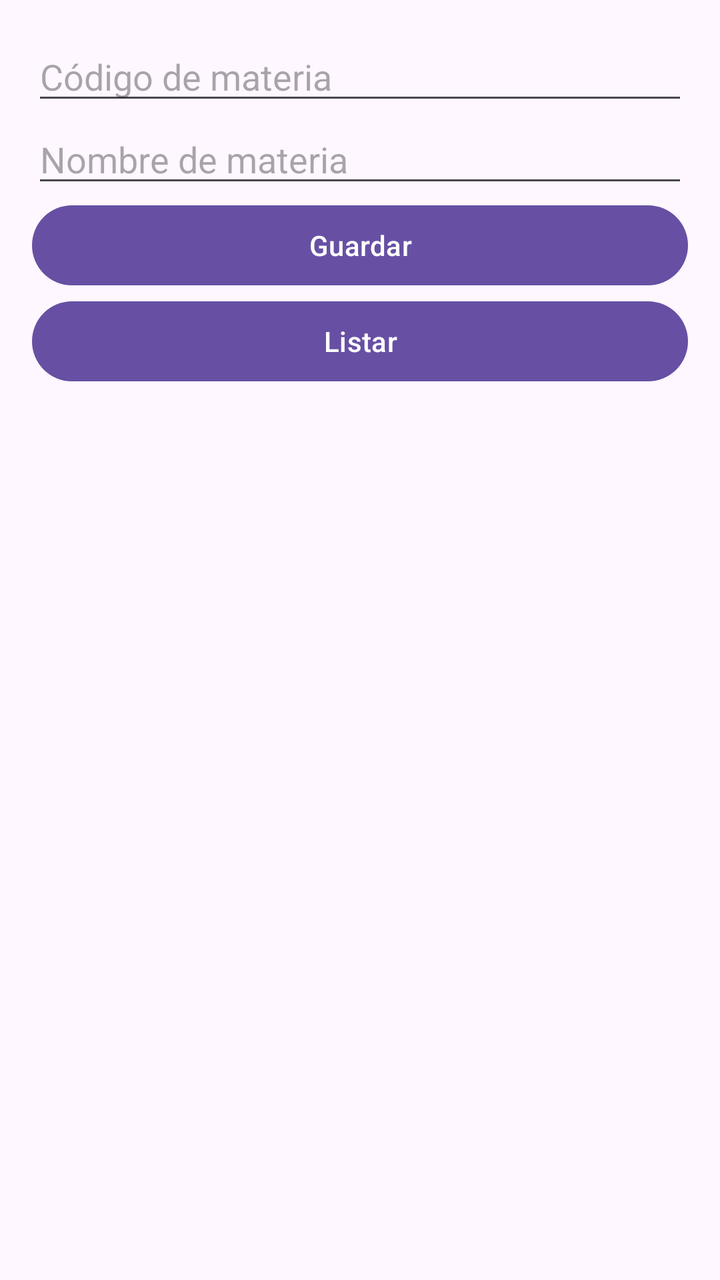
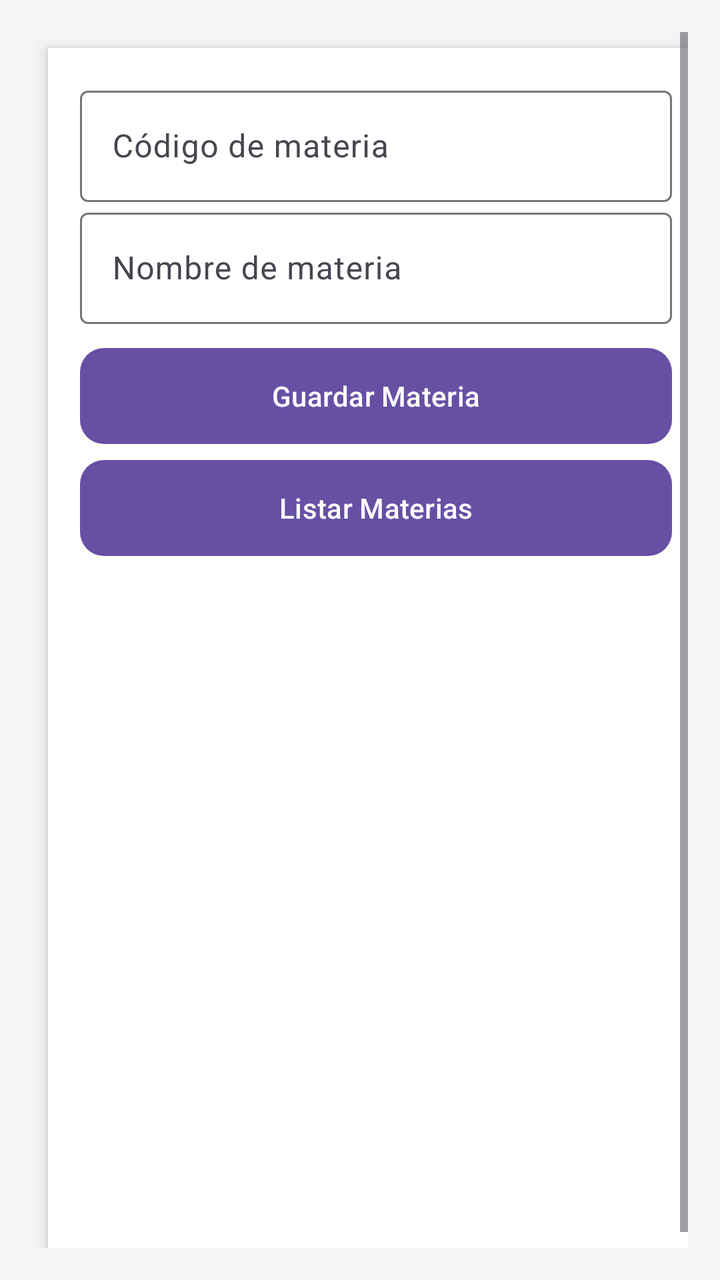

Two renders of the same Android screen: before a commit and after it. Below are the layout's source before the change and the commit's diff.
<!-- AndroidManifest.xml: application theme Theme.GestionEstudiantes -->
<!-- res/layout/activity_materia.xml -->
<?xml version="1.0" encoding="utf-8"?>
<LinearLayout xmlns:android="http://schemas.android.com/apk/res/android"
    android:orientation="vertical"
    android:id="@+id/main"
    android:layout_width="match_parent"
    android:layout_height="match_parent"
    android:padding="16dp">

    <EditText
        android:id="@+id/etCodigoMateria"
        android:layout_width="match_parent"
        android:layout_height="wrap_content"
        android:hint="Código de materia" />

    <EditText
        android:id="@+id/etNombreMateria"
        android:layout_width="match_parent"
        android:layout_height="wrap_content"
        android:hint="Nombre de materia" />

    <Button
        android:id="@+id/btnGuardarMateria"
        android:layout_width="match_parent"
        android:layout_height="wrap_content"
        android:text="Guardar" />

    <Button
        android:id="@+id/btnListarMaterias"
        android:layout_width="match_parent"
        android:layout_height="wrap_content"
        android:text="Listar" />

    <ListView
        android:id="@+id/lvMaterias"
        android:layout_width="match_parent"
        android:layout_height="0dp"
        android:layout_weight="1" />
</LinearLayout>
<!-- resources referenced by this layout -->
<resources>
  <style name="Theme.GestionEstudiantes" parent="Base.Theme.GestionEstudiantes" />
  <style name="Base.Theme.GestionEstudiantes" parent="Theme.Material3.DayNight.NoActionBar">
          
          
      </style>
</resources>

<!-- the commit's change to res/layout/activity_materia.xml (unified diff, before → after) -->
@@ -1,38 +1,104 @@
 <?xml version="1.0" encoding="utf-8"?>
-<LinearLayout xmlns:android="http://schemas.android.com/apk/res/android"
-    android:orientation="vertical"
+<androidx.constraintlayout.widget.ConstraintLayout
+    xmlns:android="http://schemas.android.com/apk/res/android"
+    xmlns:app="http://schemas.android.com/apk/res-auto"
     android:id="@+id/main"
     android:layout_width="match_parent"
     android:layout_height="match_parent"
+    android:background="@color/background"
     android:padding="16dp">
 
-    <EditText
-        android:id="@+id/etCodigoMateria"
-        android:layout_width="match_parent"
+    
+    <ProgressBar
+        android:id="@+id/progressBar"
+        style="?android:attr/progressBarStyleLarge"
+        android:layout_width="wrap_content"
         android:layout_height="wrap_content"
-        android:hint="Código de materia" />
+        android:visibility="gone"
+        app:layout_constraintTop_toTopOf="parent"
+        app:layout_constraintBottom_toBottomOf="parent"
+        app:layout_constraintStart_toStartOf="parent"
+        app:layout_constraintEnd_toEndOf="parent"/>
 
-    <EditText
-        android:id="@+id/etNombreMateria"
-        android:layout_width="match_parent"
-        android:layout_height="wrap_content"
-        android:hint="Nombre de materia" />
+    <ScrollView
+        android:id="@+id/scrollView"
+        android:layout_width="0dp"
+        android:layout_height="0dp"
+        android:fillViewport="true"
+        app:layout_constraintTop_toTopOf="parent"
+        app:layout_constraintBottom_toBottomOf="parent"
+        app:layout_constraintStart_toStartOf="parent"
+        app:layout_constraintEnd_toEndOf="parent">
 
-    <Button
-        android:id="@+id/btnGuardarMateria"
-        android:layout_width="match_parent"
-        android:layout_height="wrap_content"
-        android:text="Guardar" />
+        <LinearLayout
+            android:layout_width="match_parent"
+            android:layout_height="wrap_content"
+            android:orientation="vertical"
+            android:padding="16dp"
+            android:background="@color/white"
+            android:elevation="4dp"
+            android:layout_margin="8dp"
+            android:clipToPadding="false">
 
-    <Button
-        android:id="@+id/btnListarMaterias"
-        android:layout_width="match_parent"
-        android:layout_height="wrap_content"
-        android:text="Listar" />
+            
+            <com.google.android.material.textfield.TextInputLayout
+                android:layout_width="match_parent"
+                android:layout_height="wrap_content"
+                android:hint="@string/c_digo_de_materia">
 
-    <ListView
-        android:id="@+id/lvMaterias"
-        android:layout_width="match_parent"
-        android:layout_height="0dp"
-        android:layout_weight="1" />
-</LinearLayout>
+                <com.google.android.material.textfield.TextInputEditText
+                    android:id="@+id/etCodigoMateria"
+                    android:layout_width="match_parent"
+                    android:layout_height="wrap_content"
+                    android:textColor="@color/text_primary"
+                  />
+            </com.google.android.material.textfield.TextInputLayout>
+
+            
+            <com.google.android.material.textfield.TextInputLayout
+                android:layout_width="match_parent"
+                android:layout_height="wrap_content"
+                android:hint="@string/nombre_de_materia">
+
+                <com.google.android.material.textfield.TextInputEditText
+                    android:id="@+id/etNombreMateria"
+                    android:layout_width="match_parent"
+                    android:layout_height="wrap_content"
+                    android:textColor="@color/text_primary"
+                  />
+            </com.google.android.material.textfield.TextInputLayout>
+
+            
+            <Button
+                android:id="@+id/btnGuardarMateria"
+                android:layout_width="match_parent"
+                android:layout_height="wrap_content"
+                android:text="@string/guardar_materia"
+                android:backgroundTint="@color/primary"
+                android:textColor="@color/white"
+                android:layout_marginTop="12dp"
+                android:layout_marginBottom="8dp"
+                android:background="@drawable/rounded_button" />
+
+            
+            <Button
+                android:id="@+id/btnListarMaterias"
+                android:layout_width="match_parent"
+                android:layout_height="wrap_content"
+                android:text="@string/listar_materias"
+                android:backgroundTint="@color/primary_light"
+                android:textColor="@color/white"
+                android:layout_marginBottom="16dp"
+                android:background="@drawable/rounded_button" />
+
+            
+            <ListView
+                android:id="@+id/lvMaterias"
+                android:layout_width="match_parent"
+                android:layout_height="wrap_content"
+                android:divider="@android:color/darker_gray"
+                android:dividerHeight="1dp" />
+        </LinearLayout>
+    </ScrollView>
+
+</androidx.constraintlayout.widget.ConstraintLayout>
<!-- resource entries referenced after the edit -->
@@ -1,5 +1,19 @@
 <!-- resources referenced by this layout -->
 <resources>
+  <color name="background">#F5F5F5</color>
+  <color name="primary">#1976D2</color>
+  <color name="primary_light">#63A4FF</color>
+  <color name="text_primary">#212121</color>
+  <color name="white">#FFFFFF</color>
+  <!-- drawable rounded_button (drawable) -->
+  <shape xmlns:android="http://schemas.android.com/apk/res/android" android:shape="rectangle">
+      <solid android:color="?attr/colorPrimary" />
+      <corners android:radius="12dp" />
+  </shape>
+  <string name="c_digo_de_materia">Código de materia</string>
+  <string name="guardar_materia">Guardar Materia</string>
+  <string name="listar_materias">Listar Materias</string>
+  <string name="nombre_de_materia">Nombre de materia</string>
   <style name="Theme.GestionEstudiantes" parent="Base.Theme.GestionEstudiantes" />
   <style name="Base.Theme.GestionEstudiantes" parent="Theme.Material3.DayNight.NoActionBar">
           
